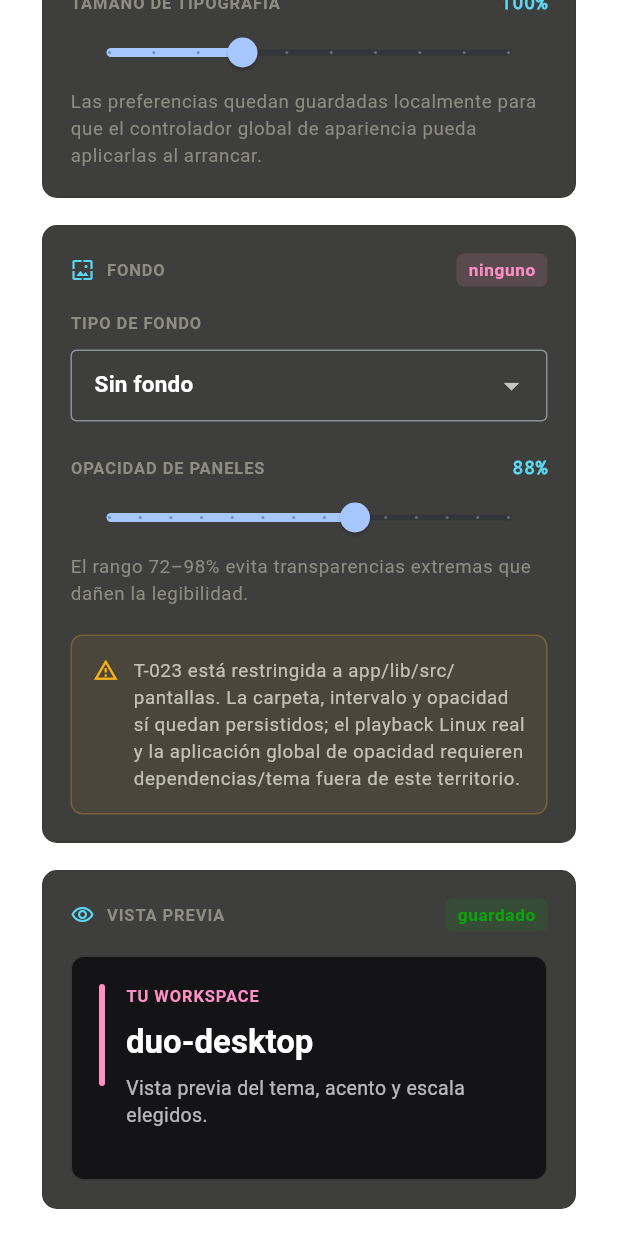
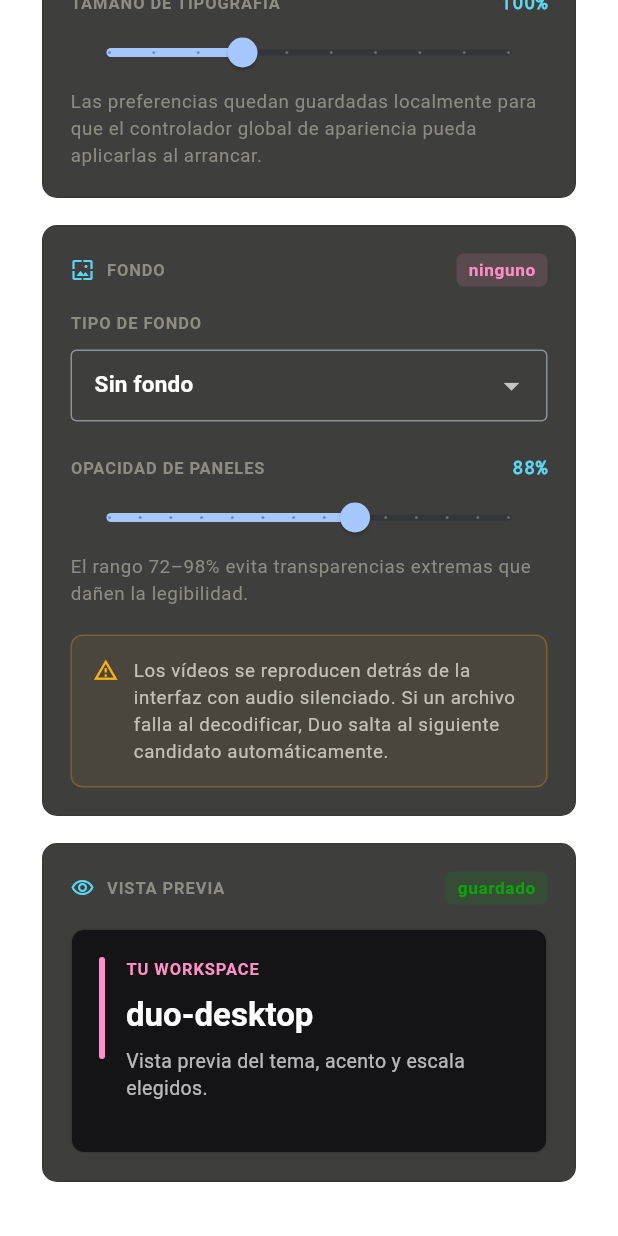
Before and after one commit to davidm052006/duo-desktop, a Flutter app: the PantallaPersonalizacion widget shown alone on an empty page, opened directly, scrolled down 408 dp, on a phone screen of 412 x 824 dp. Run offline on Flutter 3.47's test engine with Material 3 defaults, Android fonts, the phone set to English and light mode, and no system bars; our stand-ins replace shared_preferences; missing offline and left inert: media_kit, media_kit_video; accounts and stored records are empty; network calls fail.

Commit message:
fix(ui): sincroniza modo de fondo con reproducción real
Tarea: T-023
Agente: chat

```diff
--- a/app/lib/src/pantallas/pantalla_personalizacion.dart
+++ b/app/lib/src/pantallas/pantalla_personalizacion.dart
@@ -18,7 +18,6 @@ class _PantallaPersonalizacionState extends State<PantallaPersonalizacion> {
   static const _temaKey = 'personalizacion.tema';
   static const _acentoKey = 'personalizacion.acento';
   static const _textoKey = 'personalizacion.escala_texto';
-  static const _fondoKey = 'personalizacion.fondo';
 
   bool _cargando = true;
   String? _fallo;
@@ -64,15 +63,14 @@ class _PantallaPersonalizacionState extends State<PantallaPersonalizacion> {
       _acento = guardadas.getString(_acentoKey) ?? 'rosa';
       _escalaTexto =
           (guardadas.getDouble(_textoKey) ?? 1.0).clamp(0.85, 1.30).toDouble();
-      _fondo = guardadas.getString(_fondoKey) ?? 'ninguno';
+      _fondo = guardadas.getString(FondoVideoConfig.fondoKey) ?? 'ninguno';
       _carpetaVideo = guardadas.getString(FondoVideoConfig.carpetaKey) ?? '';
-      final intervaloGuardado = guardadas.getInt(FondoVideoConfig.intervaloKey) ?? 30;
-      _intervaloVideo = const [5, 15, 30, 60, 120].contains(intervaloGuardado)
-          ? intervaloGuardado
-          : 30;
-      _opacidadPaneles = (guardadas.getDouble(FondoVideoConfig.opacidadPanelesKey) ?? 0.88)
-          .clamp(0.72, 0.98)
-          .toDouble();
+      _intervaloVideo = FondoVideoConfig.normalizarIntervalo(
+        guardadas.getInt(FondoVideoConfig.intervaloKey),
+      );
+      _opacidadPaneles = FondoVideoConfig.normalizarOpacidad(
+        guardadas.getDouble(FondoVideoConfig.opacidadPanelesKey),
+      );
       _cargando = false;
     });
     await _refrescarVideos();
@@ -99,7 +97,8 @@ class _PantallaPersonalizacionState extends State<PantallaPersonalizacion> {
   Future<void> _guardarFondo(String valor) async {
     setState(() => _fondo = valor);
     final prefs = await SharedPreferences.getInstance();
-    await prefs.setString(_fondoKey, valor);
+    await prefs.setString(FondoVideoConfig.fondoKey, valor);
+    FondoVideoConfig.cambios.value++;
   }
 
 
@@ -614,10 +613,9 @@ class _Fondo extends StatelessWidget {
                 const SizedBox(width: 10),
                 Expanded(
                   child: Text(
-                    'T-023 está restringida a app/lib/src/pantallas. '
-                    'La carpeta, intervalo y opacidad sí quedan persistidos; '
-                    'el playback Linux real y la aplicación global de opacidad '
-                    'requieren dependencias/tema fuera de este territorio.',
+                    'Los vídeos se reproducen detrás de la interfaz con audio '
+                    'silenciado. Si un archivo falla al decodificar, Duo salta '
+                    'al siguiente candidato automáticamente.',
                     style: textos.bodySmall,
                   ),
                 ),
```
